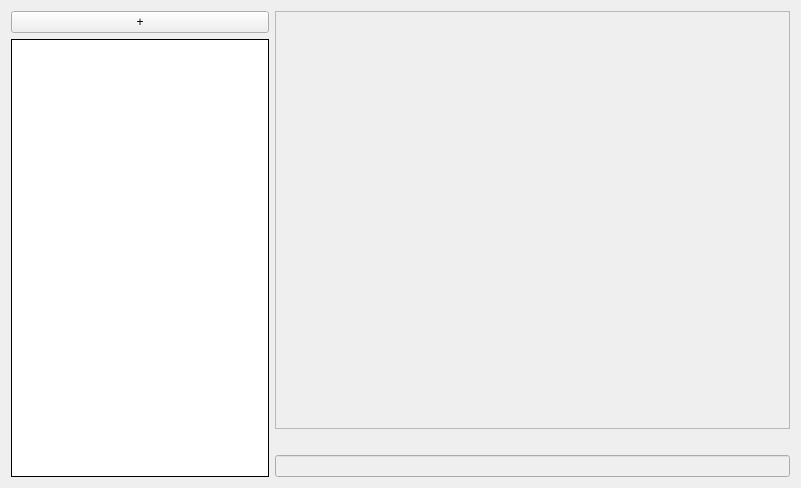
The window that UI/identity.ui (jlxip/Disposable-Client) describes before a commit, drawn with Qt 5.
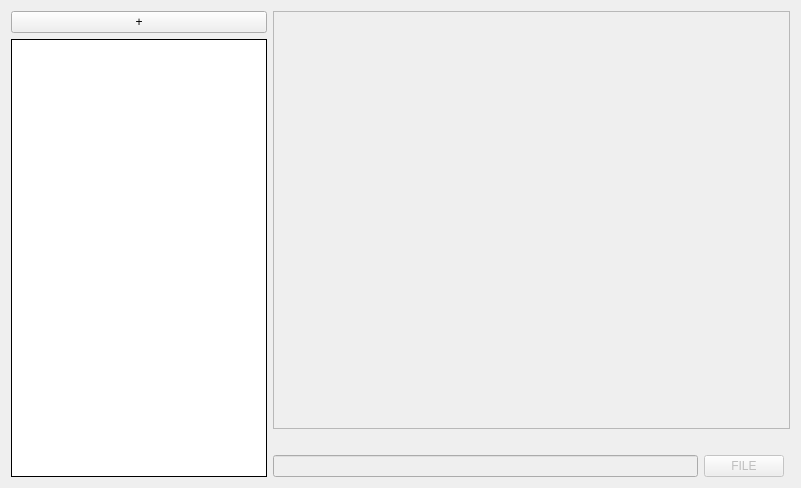
The same window after the commit.

Patch:
```diff
--- a/UI/identity.ui
+++ b/UI/identity.ui
@@ -37,7 +37,20 @@
      </property>
     </widget>
    </item>
-   <item row="3" column="2" colspan="2">
+   <item row="0" column="1" rowspan="2" colspan="3">
+    <widget class="QTextBrowser" name="messages">
+     <property name="enabled">
+      <bool>false</bool>
+     </property>
+     <property name="openExternalLinks">
+      <bool>false</bool>
+     </property>
+     <property name="openLinks">
+      <bool>false</bool>
+     </property>
+    </widget>
+   </item>
+   <item row="3" column="1">
     <widget class="QLineEdit" name="writemsg">
      <property name="enabled">
       <bool>false</bool>
@@ -47,14 +60,23 @@
      </property>
     </widget>
    </item>
-   <item row="0" column="2" rowspan="2" colspan="2">
-    <widget class="QTextBrowser" name="messages">
+   <item row="3" column="2">
+    <widget class="QPushButton" name="sendfile_btn">
      <property name="enabled">
       <bool>false</bool>
      </property>
+     <property name="sizePolicy">
+      <sizepolicy hsizetype="Fixed" vsizetype="Fixed">
+       <horstretch>0</horstretch>
+       <verstretch>0</verstretch>
+      </sizepolicy>
+     </property>
+     <property name="text">
+      <string>FILE</string>
+     </property>
     </widget>
    </item>
-   <item row="2" column="2" colspan="2">
+   <item row="2" column="1" colspan="3">
     <widget class="QLabel" name="writing">
      <property name="sizePolicy">
       <sizepolicy hsizetype="Preferred" vsizetype="Fixed">
```
